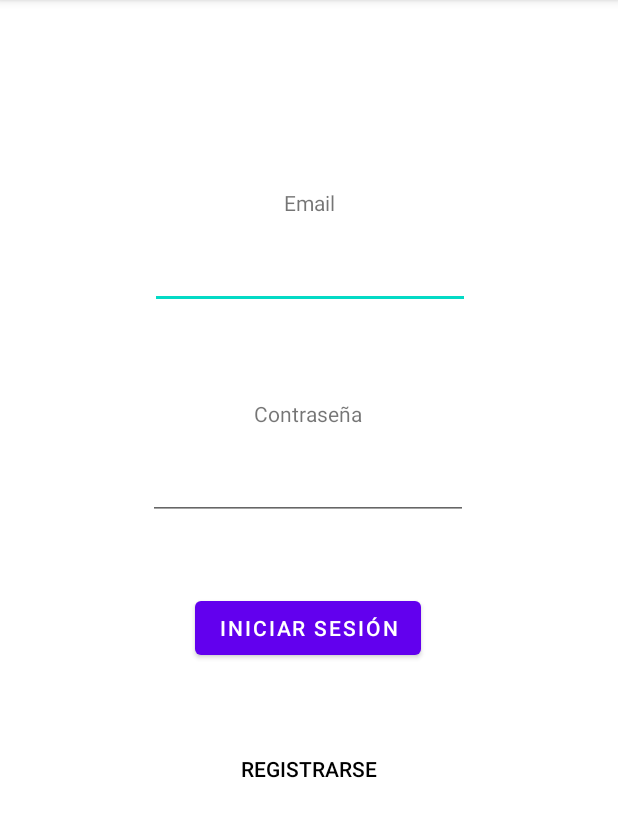
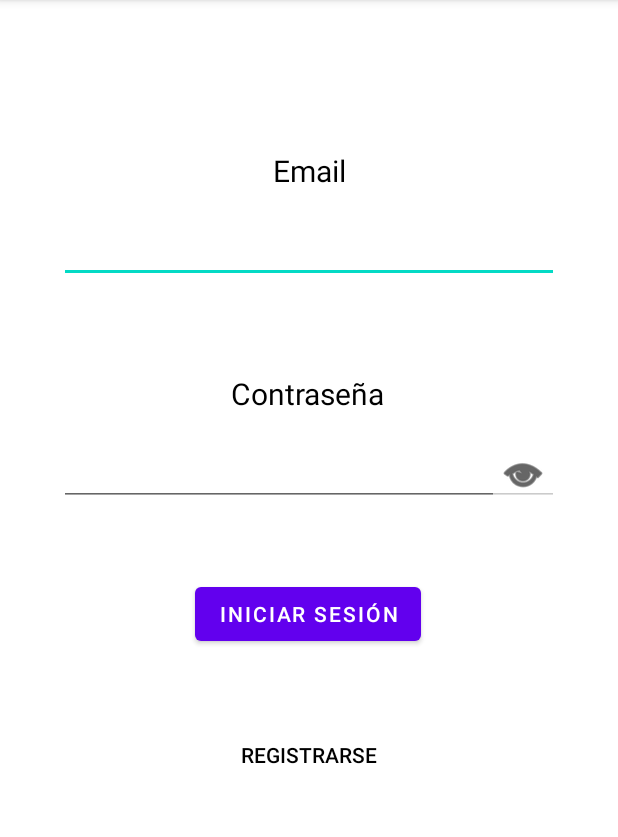
Before and after one commit to MarkelJaure/Fishing-App, an Android app: the screen it shows after launch (LoginActivity), after a tap on "REGISTRARSE", on a phone screen of 412 x 824 dp, the part 84-921 px from its top. Run offline under Robolectric (Android 15) with nearby library versions, the phone set to English and light mode, and no system bars; our stand-ins replace Firebase (no records; nobody signed in at launch, a user with empty details on screens opened directly), data binding.

Commit message:
se mejora UI de pantalla login

```diff
--- a/app/src/main/java/com/example/fishingapp/LoginFragment.kt
+++ b/app/src/main/java/com/example/fishingapp/LoginFragment.kt
@@ -2,6 +2,8 @@ package com.example.fishingapp
 
 import android.content.Intent
 import android.os.Bundle
+import android.text.method.HideReturnsTransformationMethod
+import android.text.method.PasswordTransformationMethod
 import android.util.Log
 import android.view.LayoutInflater
 import android.view.View
@@ -10,7 +12,9 @@ import android.widget.Toast
 import androidx.databinding.DataBindingUtil
 import androidx.fragment.app.Fragment
 import androidx.navigation.findNavController
+import androidx.navigation.navGraphViewModels
 import com.example.fishingapp.databinding.FragmentLoginBinding
+import com.example.fishingapp.viewModels.MyViewModel
 import com.google.firebase.auth.FirebaseAuth
 import com.google.firebase.auth.ktx.auth
 import com.google.firebase.ktx.Firebase
@@ -19,6 +23,9 @@ class LoginFragment : Fragment() {
 
     private lateinit var binding: FragmentLoginBinding
     private lateinit var auth: FirebaseAuth
+
+    var email = ""
+    var password = ""
 
     override fun onCreateView(
         inflater: LayoutInflater, container: ViewGroup?,
@@ -29,8 +36,22 @@ class LoginFragment : Fragment() {
         val view = binding.root
         auth = Firebase.auth
 
+        var showPassword = false
+        email = binding.textUser.text.toString()
+        password = binding.textPassword.text.toString()
+
         binding.loginButton.setOnClickListener { signIn() }
         binding.registerButton?.setOnClickListener { signUp() }
+        binding.showPasswordButton?.setOnClickListener {
+            if(showPassword) {
+                showPassword = false
+                binding.textPassword.transformationMethod = PasswordTransformationMethod.getInstance()
+            }
+            else {
+                showPassword = true
+                binding.textPassword.transformationMethod = HideReturnsTransformationMethod.getInstance()
+            }
+        }
 
         return view
     }
@@ -39,40 +60,46 @@ class LoginFragment : Fragment() {
         super.onStart()
         val currentUser = auth.currentUser
         if(currentUser != null){
-            Log.i("login", "currentUser isnt null")
             startActivity(Intent(context, MainActivity::class.java))
         }
     }
 
     private fun signIn() {
-        auth.signInWithEmailAndPassword(binding.textUser.text.toString(), binding.textPassword.text.toString())
-            .addOnCompleteListener(requireActivity()) { task ->
-                if (task.isSuccessful) {
-                    Log.d("login", "signInWithEmail:success")
-                    val user = auth.currentUser
-                    startActivity(Intent(context, MainActivity::class.java))
-                } else {
-                    Log.w("login", "signInWithEmail:failure", task.exception)
-                    Toast.makeText(context, "Authentication failed.",
-                        Toast.LENGTH_SHORT).show()
+        if(email != "" && password != "") {
+            auth.signInWithEmailAndPassword(email, password)
+                .addOnCompleteListener(requireActivity()) { task ->
+                    if (task.isSuccessful) {
+                        val user = auth.currentUser
+                        startActivity(Intent(context, MainActivity::class.java))
+                    } else {
+                        Toast.makeText(context, task.exception.toString(),
+                            Toast.LENGTH_LONG).show()
+                    }
                 }
-            }
+        }
+        else {
+            Toast.makeText(context, "Complete los campos",
+                Toast.LENGTH_SHORT).show()
+        }
     }
 
     private fun signUp() {
-        val email = binding.textUser.text.toString()
-        val password = binding.textPassword.text.toString()
-
-        auth.createUserWithEmailAndPassword(email, password)
-            .addOnCompleteListener(requireActivity()) { task ->
-                if (task.isSuccessful) {
-                    Log.d("login", "createUserWithEmail:success")
-                    val user = auth.currentUser
-                } else {
-                    Log.w("login", "createUserWithEmail:failure", task.exception)
-                    Toast.makeText(context, "Authentication failed.",
-                        Toast.LENGTH_SHORT).show()
+        if(email != "" && password != "") {
+            auth.createUserWithEmailAndPassword(email, password)
+                .addOnCompleteListener(requireActivity()) { task ->
+                    if (task.isSuccessful) {
+                        val user = auth.currentUser
+                    } else {
+                        Toast.makeText(
+                            context, task.exception.toString(),
+                            Toast.LENGTH_LONG
+                        ).show()
+                    }
                 }
-            }
+        }
+        else {
+            Toast.makeText(context, "Complete los campos",
+                Toast.LENGTH_SHORT).show()
+        }
     }
 }
--- a/app/src/main/java/com/example/fishingapp/adapters/RankingAdapter.kt
+++ b/app/src/main/java/com/example/fishingapp/adapters/RankingAdapter.kt
@@ -41,7 +41,7 @@ class RankingAdapter : RecyclerView.Adapter<RankingAdapter.RankingViewHolder>()
             seleccionUser.text = ranking.tipoPesca
             var imgFile = File(ranking.image)
             if(imgFile.exists()) {
-                image.setImageBitmap(BitmapFactory.decodeFile(imgFile.getAbsolutePath()))
+                image.setImageBitmap(BitmapFactory.decodeFile(imgFile.absolutePath))
             }
             date.text= ranking.date
         }
--- a/app/src/main/java/com/example/fishingapp/adapters/ReporteAdapter.kt
+++ b/app/src/main/java/com/example/fishingapp/adapters/ReporteAdapter.kt
@@ -52,7 +52,7 @@ class ReporteAdapter(private val onClick: (Reporte) -> Unit) : RecyclerView.Adap
             seleccionUser.text = reporte.tipoPesca
             var imgFile = File(reporte.image)
             if(imgFile.exists()) {
-                image.setImageBitmap(BitmapFactory.decodeFile(imgFile.getAbsolutePath()))
+                image.setImageBitmap(BitmapFactory.decodeFile(imgFile.absolutePath))
             } else{
                 image.setBackgroundResource(R.drawable.reporte_default)
             }
--- a/app/src/main/java/com/example/fishingapp/reportes/FormFragment.kt
+++ b/app/src/main/java/com/example/fishingapp/reportes/FormFragment.kt
@@ -72,7 +72,7 @@ class FormFragment : Fragment(), OnMapReadyCallback {
             binding.tipoPescaTextView.setText(model.getReportDetail()!!.tipoPesca)
             model.setDate(model.getReportDetail()!!.date)
             var imgFile = File(model.getReportDetail()!!.image)
-            model.setImage(BitmapFactory.decodeFile(imgFile.getAbsolutePath()))
+            model.setImage(BitmapFactory.decodeFile(imgFile.absolutePath))
             model.setCoordenadasReporte(LatLng(model.getReportDetail()!!.latitud, model.getReportDetail()!!.longitud))
         } else {    //En caso de crear un nuevo reporte
             model.setReportDetail(null)
@@ -248,7 +248,7 @@ class FormFragment : Fragment(), OnMapReadyCallback {
         val mediaStorageDir: File = File(
             Environment.getExternalStorageDirectory()
                 .toString() + "/Android/data/"
-                    + requireActivity().getPackageName()
+                    + requireActivity().packageName
                     + "/Files"
         )
 
--- a/app/src/main/java/com/example/fishingapp/reportes/ReportItemFragment.kt
+++ b/app/src/main/java/com/example/fishingapp/reportes/ReportItemFragment.kt
@@ -45,10 +45,10 @@ class ReportItemFragment: Fragment(), OnMapReadyCallback {
         binding.reporteFechaDetail?.text = model.getReportDetail()?.date
         var imgFile = File(model.getReportDetail()?.image)
         if(imgFile.exists()) {
-            binding.confirmImageView?.setImageBitmap(BitmapFactory.decodeFile(imgFile.getAbsolutePath()))
+            binding.confirmImageView?.setImageBitmap(BitmapFactory.decodeFile(imgFile.absolutePath))
         }
 
-        binding.editButton?.setOnClickListener {
+        binding.editButton.setOnClickListener {
             model.setEditReport(true)
             view.findNavController().navigate(R.id.formFragment)
         }
--- a/app/src/main/java/com/example/fishingapp/reportes/ReportListFragment.kt
+++ b/app/src/main/java/com/example/fishingapp/reportes/ReportListFragment.kt
@@ -66,7 +66,7 @@ class ReportListFragment : Fragment() {
                 }
                 binding.toolBar.menu.findItem(R.id.QuitDateFilter).isVisible = true
             }else{
-                reporteAdapter.reportes = reporteModel.allReportes.value!!;
+                reporteAdapter.reportes = reporteModel.allReportes.value!!
                 binding.toolBar.menu.findItem(R.id.QuitDateFilter).isVisible = false
             }
 
--- a/app/src/main/res/layout/fragment_login.xml
+++ b/app/src/main/res/layout/fragment_login.xml
@@ -16,7 +16,7 @@
 
         <EditText
             android:id="@+id/textUser"
-            android:layout_width="wrap_content"
+            android:layout_width="150pt"
             android:layout_height="wrap_content"
             android:layout_marginTop="16dp"
             android:ems="10"
@@ -30,23 +30,24 @@
             android:id="@+id/textViewUser"
             android:layout_width="wrap_content"
             android:layout_height="wrap_content"
-            android:layout_marginTop="125dp"
+            android:layout_marginTop="100dp"
             android:text="@string/userLabel"
+            android:textSize="20sp"
             app:layout_constraintEnd_toEndOf="parent"
             app:layout_constraintStart_toStartOf="parent"
-            app:layout_constraintTop_toTopOf="parent" />
+            app:layout_constraintTop_toTopOf="parent"
+            android:textColor="?attr/colorOnSurface" />
 
         <EditText
             android:id="@+id/textPassword"
-            android:layout_width="wrap_content"
+            android:layout_width="150pt"
             android:layout_height="wrap_content"
             android:layout_marginTop="16dp"
             android:ems="10"
             android:inputType="textPassword"
             app:layout_constraintEnd_toEndOf="parent"
-            app:layout_constraintHorizontal_bias="0.497"
             app:layout_constraintStart_toStartOf="parent"
-            app:layout_constraintTop_toBottomOf="@+id/textViewPassword" />
+            app:layout_constraintTop_toBottomOf="@+id/textViewPassword"/>
 
         <TextView
             android:id="@+id/textViewPassword"
@@ -54,10 +55,26 @@
             android:layout_height="wrap_content"
             android:layout_marginTop="60dp"
             android:text="@string/passwordLabel"
+            android:textSize="20sp"
+            android:textColor="?attr/colorOnSurface"
             app:layout_constraintEnd_toEndOf="parent"
             app:layout_constraintHorizontal_bias="0.498"
             app:layout_constraintStart_toStartOf="parent"
             app:layout_constraintTop_toBottomOf="@+id/textUser" />
+
+        <ImageButton
+            android:id="@+id/showPasswordButton"
+            android:layout_width="48dp"
+            android:layout_height="48dp"
+            android:layout_marginStart="-48dp"
+            android:layout_marginTop="16dp"
+            android:backgroundTint="?attr/colorOnBackground"
+            android:src="@android:drawable/ic_menu_view"
+            android:text="Info"
+            app:layout_constraintStart_toEndOf="@+id/textPassword"
+            app:layout_constraintTop_toBottomOf="@+id/textViewPassword"
+            app:tint="?attr/colorOnSurface"
+            tools:ignore="SpeakableTextPresentCheck" />
 
         <Button
             android:id="@+id/loginButton"
@@ -78,9 +95,9 @@
             android:layout_marginTop="48dp"
             android:text="@string/register"
             android:textColor="?attr/colorOnSurface"
-            app:layout_constraintTop_toBottomOf="@+id/loginButton"
             app:layout_constraintEnd_toEndOf="parent"
             app:layout_constraintStart_toStartOf="parent"
+            app:layout_constraintTop_toBottomOf="@+id/loginButton"
             tools:layout_editor_absoluteX="133dp" />
 
     </androidx.constraintlayout.widget.ConstraintLayout>
```
